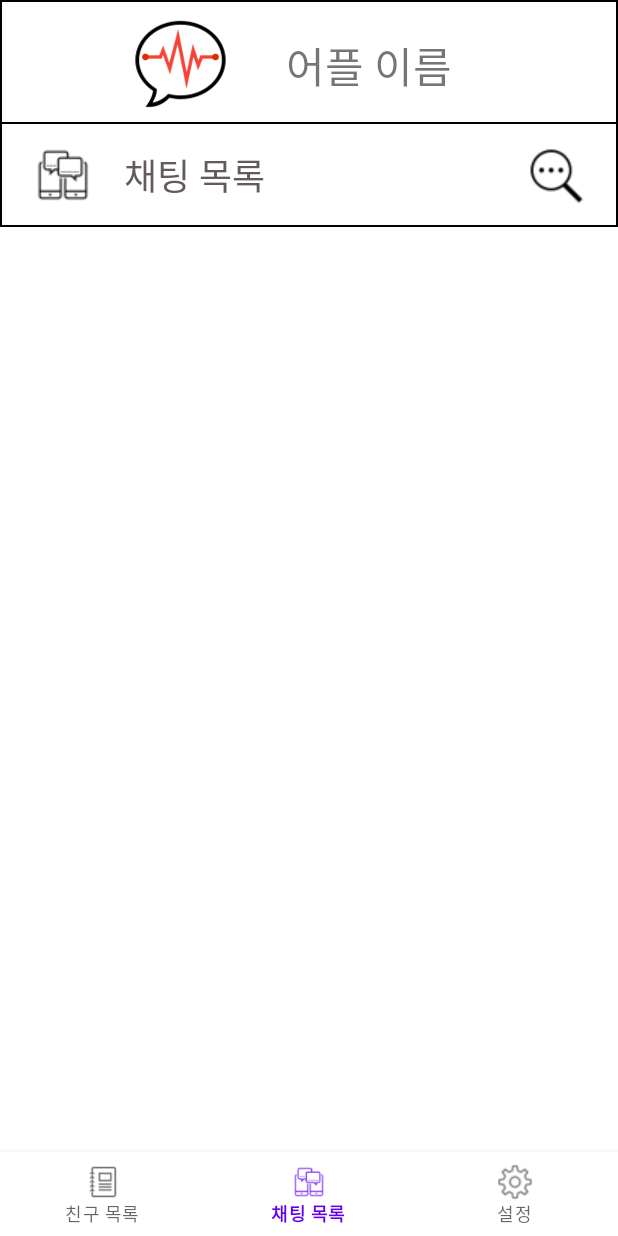
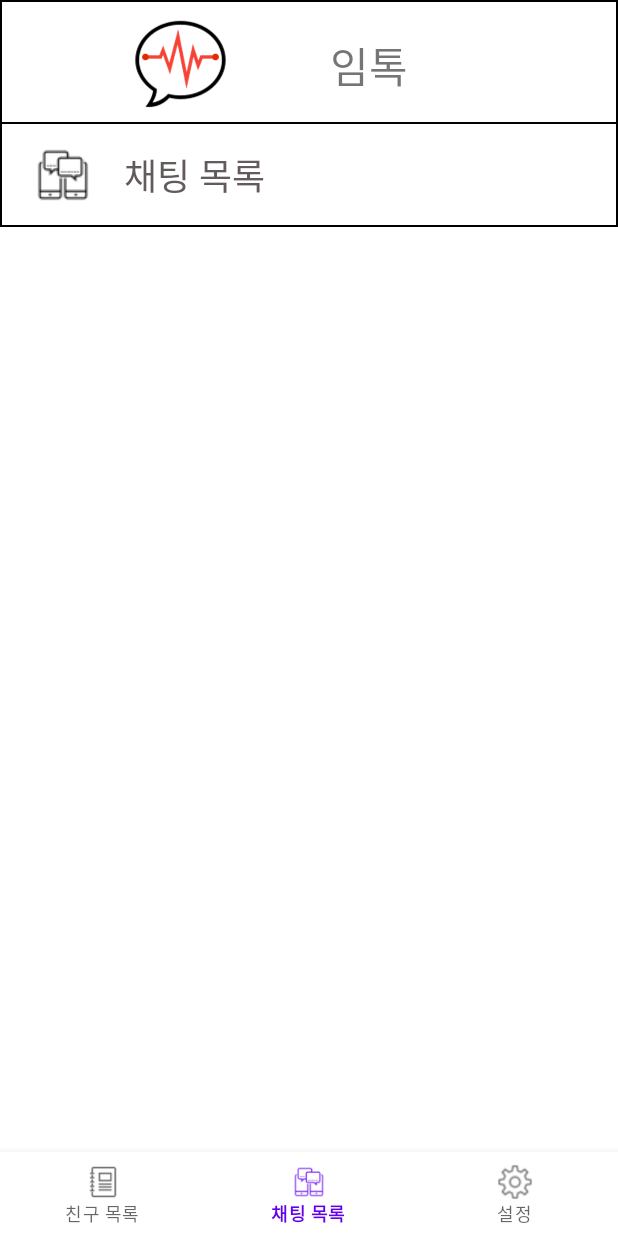
Before and after one commit to ByeongAndHong/graduate_project, an Android app: the ChatListFragment screen opened through its navigation route, on a phone screen of 412 x 824 dp. Run offline under Robolectric (Android 15) with nearby library versions, the phone set to English and light mode, and no system bars; our stand-ins replace navigation-ui.

Commit message:
최종 변경

```diff
--- a/ChatApp/app/src/main/java/edu/skku/cs/chatapp/Utils.kt
+++ b/ChatApp/app/src/main/java/edu/skku/cs/chatapp/Utils.kt
@@ -9,7 +9,7 @@ class Utils {
         const val EXT_FRIEND_ID = "friendId"
         const val EXT_CHAT_ID = "chatId"
         const val SERVER_URL = "http://172.20.10.2:5000"
-        const val APP_NAME = "어플 이름"
+        const val APP_NAME = "임톡"
     }
     fun dpToPx(context: Context, dp: Float): Int {
         val scale = context.resources.displayMetrics.density
--- a/ChatApp/app/src/main/java/edu/skku/cs/chatapp/ui/chatlist/ChatListFragment.kt
+++ b/ChatApp/app/src/main/java/edu/skku/cs/chatapp/ui/chatlist/ChatListFragment.kt
@@ -4,13 +4,10 @@ import android.os.Bundle
 import android.view.LayoutInflater
 import android.view.View
 import android.view.ViewGroup
-import android.widget.TextView
-import androidx.constraintlayout.widget.ConstraintSet
 import androidx.fragment.app.Fragment
 import androidx.lifecycle.ViewModelProvider
 import edu.skku.cs.chatapp.databinding.FragmentChatlistBinding
 import edu.skku.cs.chatapp.dto.ChatListAdapter
-import edu.skku.cs.chatapp.dto.FriendListAdapter
 import edu.skku.cs.chatapp.ui.SharedViewModel
 import kotlinx.coroutines.*
 
@@ -21,7 +18,6 @@ class ChatListFragment : Fragment() {
     // This property is only valid between onCreateView and
     // onDestroyView.
     private val binding get() = _binding!!
-    private var searchClicked = false
     private var id: String = ""
 
     override fun onCreateView(
@@ -48,40 +44,6 @@ class ChatListFragment : Fragment() {
             }
         }
 
-        //돋보기 버튼 클릭 시 검색 바 뜨도록 하고, 다시 누르면 사라지게 설정
-        val chatListConstraintLayout = binding.chatListConstraintLayout
-        val chatListSearchImageView = binding.chatListSearchImageView
-        val chatListSearchFrameLayout = binding.chatListSearchFrameLayout
-        val constraintSet = ConstraintSet()
-        constraintSet.clone(binding.root)
-        chatListSearchFrameLayout.visibility = View.GONE
-
-        chatListSearchImageView.setOnClickListener {
-            searchClicked = !searchClicked
-            if(searchClicked){
-                constraintSet.connect(
-                    chatListConstraintLayout.id,
-                    ConstraintSet.TOP,
-                    binding.guideline20Chatlist.id,
-                    ConstraintSet.TOP
-                )
-                constraintSet.applyTo(binding.root)
-                chatListSearchFrameLayout.visibility = View.VISIBLE
-            }
-            else{
-                constraintSet.connect(
-                    chatListConstraintLayout.id,
-                    ConstraintSet.TOP,
-                    binding.guideline10Chatlist.id,
-                    ConstraintSet.TOP
-                )
-                constraintSet.applyTo(binding.root)
-                chatListSearchFrameLayout.visibility = View.GONE
-            }
-        }
-
-
-
         return root
     }
 
--- a/ChatApp/app/src/main/res/layout/fragment_chatlist.xml
+++ b/ChatApp/app/src/main/res/layout/fragment_chatlist.xml
@@ -12,13 +12,6 @@
         android:layout_height="wrap_content"
         android:orientation="horizontal"
         app:layout_constraintGuide_percent="0.1" />
-
-    <androidx.constraintlayout.widget.Guideline
-        android:id="@+id/guideline_20_chatlist"
-        android:layout_width="wrap_content"
-        android:layout_height="wrap_content"
-        android:orientation="horizontal"
-        app:layout_constraintGuide_percent="0.2" />
 
     <FrameLayout
         android:id="@+id/chatListTitleFrameLayout"
@@ -61,57 +54,6 @@
                 app:layout_constraintStart_toEndOf="@+id/chatListImageView"
                 app:layout_constraintTop_toTopOf="@+id/chatListImageView" />
 
-            <ImageView
-                android:id="@+id/chatListSearchImageView"
-                android:layout_width="wrap_content"
-                android:layout_height="wrap_content"
-                android:layout_marginEnd="20dp"
-                android:src="@drawable/search"
-                app:layout_constraintBottom_toBottomOf="parent"
-                app:layout_constraintEnd_toEndOf="parent"
-                app:layout_constraintTop_toTopOf="parent" />
-        </androidx.constraintlayout.widget.ConstraintLayout>
-    </FrameLayout>
-
-    <FrameLayout
-        android:id="@+id/chatListSearchFrameLayout"
-        android:layout_width="0dp"
-        android:layout_height="0dp"
-        android:background="#000000"
-        app:layout_constraintBottom_toTopOf="@+id/guideline_20_chatlist"
-        app:layout_constraintEnd_toEndOf="parent"
-        app:layout_constraintStart_toStartOf="parent"
-        app:layout_constraintTop_toTopOf="@+id/guideline_10_chatlist">
-
-        <androidx.constraintlayout.widget.ConstraintLayout
-            android:id="@+id/chatListSearchConstraintLayout"
-            android:layout_width="match_parent"
-            android:layout_height="match_parent"
-            android:layout_marginLeft="1dp"
-            android:layout_marginRight="1dp"
-            android:layout_marginBottom="1dp"
-            android:background="#FFFFFF">
-
-            <Button
-                android:id="@+id/chatListSearchButton"
-                android:layout_width="80dp"
-                android:layout_height="51dp"
-                android:text="검색"
-                app:layout_constraintBottom_toBottomOf="@+id/chatListSearchEditText"
-                app:layout_constraintEnd_toEndOf="parent"
-                app:layout_constraintStart_toEndOf="@+id/chatListSearchEditText"
-                app:layout_constraintTop_toTopOf="@+id/chatListSearchEditText" />
-
-            <EditText
-                android:id="@+id/chatListSearchEditText"
-                android:layout_width="298dp"
-                android:layout_height="57dp"
-                android:layout_marginStart="20dp"
-                android:hint="이름"
-                android:inputType="textPersonName"
-                app:layout_constraintBottom_toBottomOf="parent"
-                app:layout_constraintStart_toStartOf="parent"
-                app:layout_constraintTop_toTopOf="parent" />
         </androidx.constraintlayout.widget.ConstraintLayout>
     </FrameLayout>
 
```
Also changed, not shown: 2 other files.
